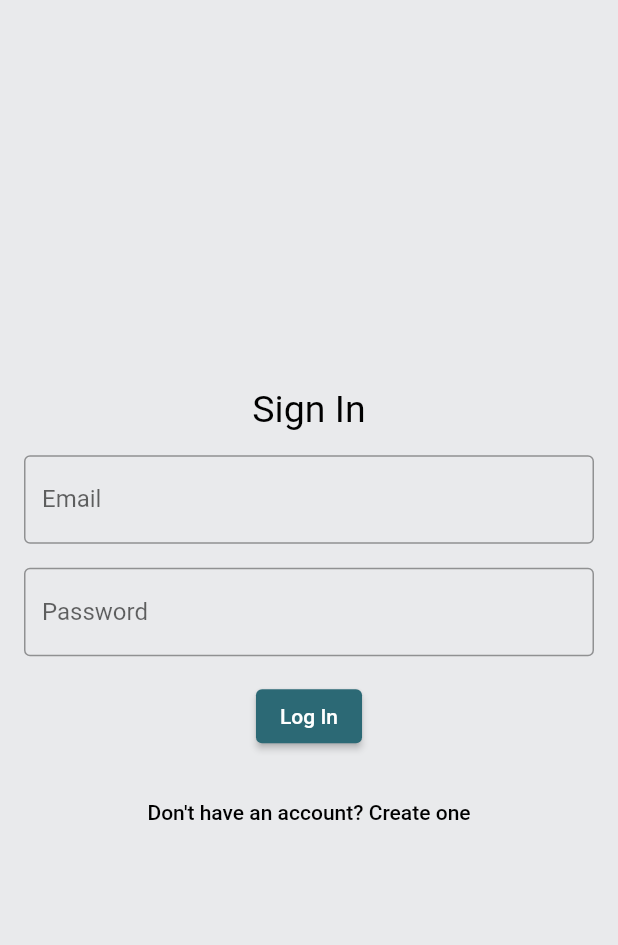
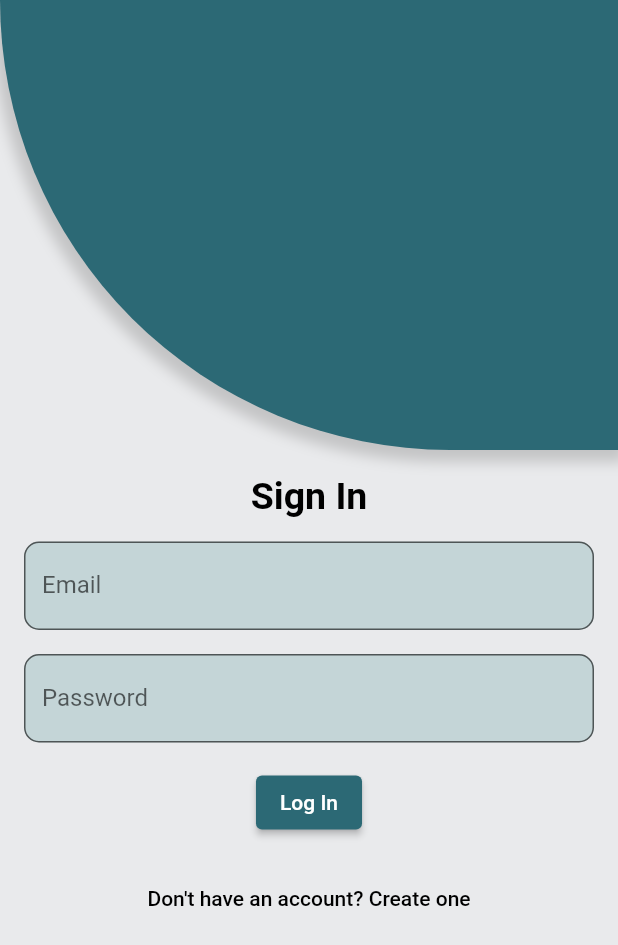
Before and after one commit to 2504pratik/soulfit_flutter, a Flutter app: the screen it shows after launch, on a phone screen of 412 x 824 dp. Shown: the top 945 px of the screen. Run offline on Flutter 3.47's test engine with Material 2 defaults, Android fonts, the phone set to English and light mode, and no system bars.

Commit message:
ui changes in login page

```diff
--- a/lib/login_page/login_page.dart
+++ b/lib/login_page/login_page.dart
@@ -25,9 +25,16 @@ class _LoginPageState extends State<LoginPage> {
 
   Widget _buildEmailTextField() {
     return TextFormField(
+      cursorColor: Colors.black,
       decoration: const InputDecoration(
+        focusedBorder: OutlineInputBorder(
+          borderSide: BorderSide(color: Colors.black),
+        ),
+        filled: true,
+        fillColor: Color.fromRGBO(159, 191, 193, 0.5),
         labelText: 'Email',
-        border: OutlineInputBorder(),
+        border: OutlineInputBorder(
+            borderRadius: BorderRadius.all(Radius.circular(10))),
       ),
       keyboardType: TextInputType.emailAddress,
       controller: _emailController,
@@ -36,9 +43,16 @@ class _LoginPageState extends State<LoginPage> {
 
   Widget _buildPasswordTextField() {
     return TextFormField(
+      cursorColor: Colors.black,
       decoration: const InputDecoration(
+        focusedBorder: OutlineInputBorder(
+          borderSide: BorderSide(color: Colors.black),
+        ),
+        filled: true,
+        fillColor: Color.fromRGBO(159, 191, 193, 0.5),
         labelText: 'Password',
-        border: OutlineInputBorder(),
+        border: OutlineInputBorder(
+            borderRadius: BorderRadius.all(Radius.circular(10))),
       ),
       obscureText: true,
       controller: _passwordController,
@@ -47,9 +61,16 @@ class _LoginPageState extends State<LoginPage> {
 
   Widget _buildConfirmPasswordTextField() {
     return TextFormField(
+      cursorColor: Colors.black,
       decoration: const InputDecoration(
+        focusedBorder: OutlineInputBorder(
+          borderSide: BorderSide(color: Colors.black),
+        ),
+        filled: true,
+        fillColor: Color.fromRGBO(159, 191, 193, 0.5),
         labelText: 'Confirm Password',
-        border: OutlineInputBorder(),
+        border: OutlineInputBorder(
+            borderRadius: BorderRadius.all(Radius.circular(10))),
       ),
       obscureText: true,
       controller: _confirmPasswordController,
@@ -62,7 +83,8 @@ class _LoginPageState extends State<LoginPage> {
       children: [
         const Text(
           'Sign In',
-          style: TextStyle(color: Colors.black, fontSize: 25),
+          style: TextStyle(
+              color: Colors.black, fontSize: 25, fontWeight: FontWeight.bold),
         ),
         const SizedBox(height: 16.0),
         _buildEmailTextField(),
@@ -99,7 +121,8 @@ class _LoginPageState extends State<LoginPage> {
       children: [
         const Text(
           'Create Account',
-          style: TextStyle(color: Colors.black, fontSize: 25),
+          style: TextStyle(
+              color: Colors.black, fontSize: 25, fontWeight: FontWeight.bold),
         ),
         const SizedBox(height: 16.0),
         _buildEmailTextField(),
@@ -135,9 +158,34 @@ class _LoginPageState extends State<LoginPage> {
   @override
   Widget build(BuildContext context) {
     return Scaffold(
-      body: Padding(
-        padding: EdgeInsets.all(16.0),
-        child: _isLoginForm ? _buildLoginForm() : _buildCreateAccountForm(),
+      body: SingleChildScrollView(
+        child: Column(
+          children: [
+            Container(
+              decoration: BoxDecoration(
+                boxShadow: [
+                  BoxShadow(
+                    color: Colors.grey.withOpacity(0.5),
+                    spreadRadius: 5,
+                    blurRadius: 7,
+                    offset: const Offset(0, 3), // changes position of shadow
+                  ),
+                ],
+                borderRadius: const BorderRadius.only(
+                  bottomLeft: Radius.circular(300),
+                ),
+                color: const Color.fromRGBO(44, 105, 117, 1),
+              ),
+              height: 300,
+              width: double.maxFinite,
+            ),
+            Padding(
+              padding: const EdgeInsets.all(16.0),
+              child:
+                  _isLoginForm ? _buildLoginForm() : _buildCreateAccountForm(),
+            ),
+          ],
+        ),
       ),
     );
   }
```
